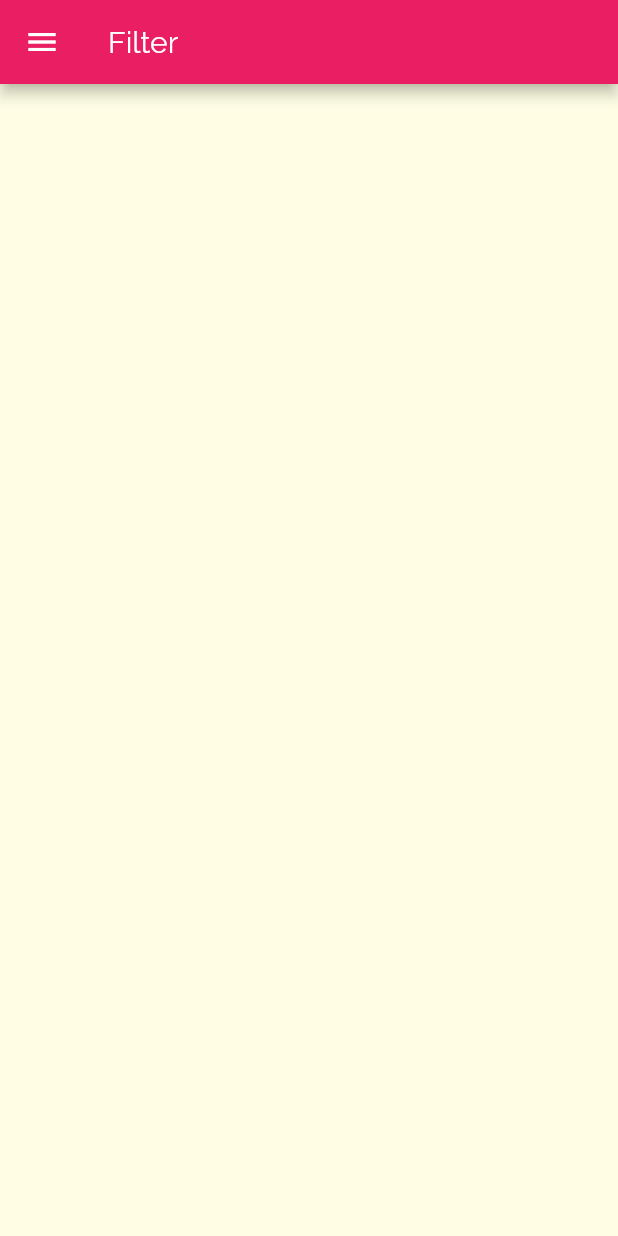
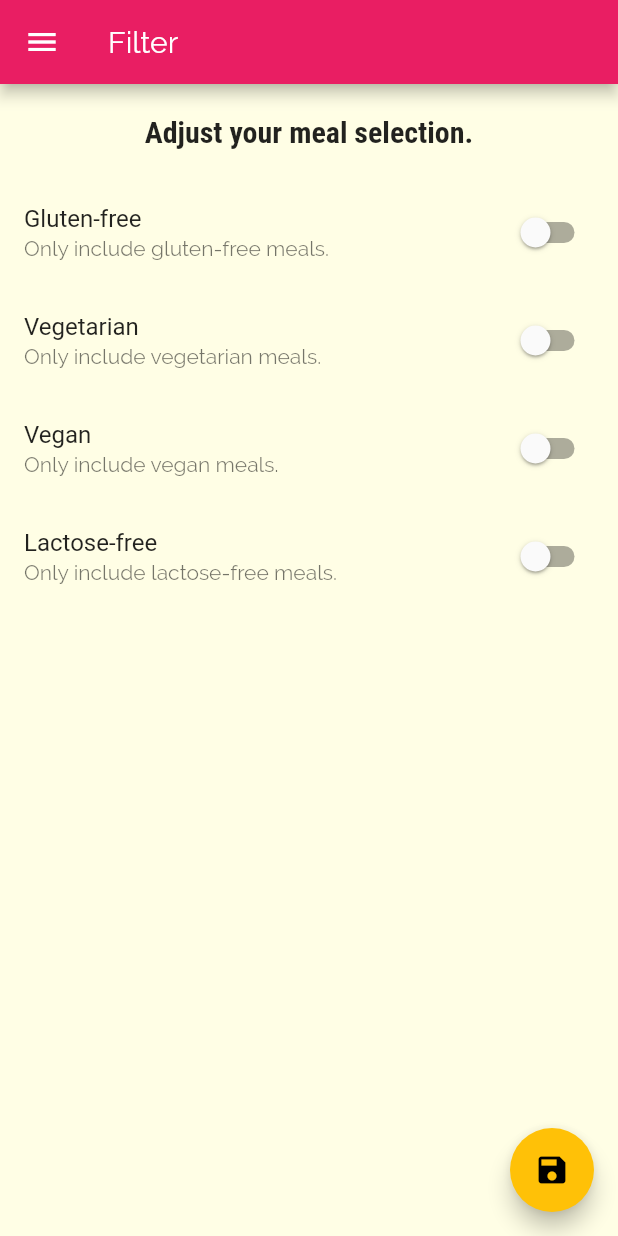
Before and after one commit to JahangirJadi/MealsApp, a Flutter app: the FilterScreen screen opened by its route, on a phone screen of 412 x 824 dp. Run offline on Flutter 3.47's test engine with Material 2 defaults, Android fonts, the phone set to English and light mode, and no system bars.

Commit message:
Filter added

```diff
--- a/lib/main.dart
+++ b/lib/main.dart
@@ -1,25 +1,61 @@
 import 'package:flutter/material.dart';
+import 'package:flutter_meal_app/dummy_data.dart';
+import 'package:flutter_meal_app/models/meal.dart';
 import 'package:flutter_meal_app/screens/category_meals.dart';
 import 'package:flutter_meal_app/screens/filter_screen.dart';
 import 'package:flutter_meal_app/screens/meal_detail_screen.dart';
 import 'package:flutter_meal_app/screens/tab_screen.dart';
 
-import 'screens/categories_screen.dart';
 
 void main() {
   runApp(MyApp());
 }
 
-class MyApp extends StatelessWidget {
-  const MyApp({Key? key}) : super(key: key);
+class MyApp extends StatefulWidget {
+  @override
+  _MyAppState createState() => _MyAppState();
+}
+
+class _MyAppState extends State<MyApp> {
+
+  List<Meal> _availableMeals = DUMMY_MEALS;
+
+
+  Map<String, bool> _filters = {
+    'gluten': false,
+    'lactose': false,
+    'vegan': false,
+    'vegetarian': false,
+  };
+
+  void _setFilters(Map<String, bool> filterData) {
+    setState(() {
+      _filters = filterData;
+      _availableMeals = DUMMY_MEALS.where((meal) {
+if(_filters['gluten'] as bool && !meal.isGlutenFree){
+  return false;
+}
+if(_filters['lactose'] as bool && !meal.isLactoseFree){
+  return false;
+}
+if(_filters['vegan'] as bool && !meal.isVegan){
+  return false;
+}
+if(_filters['vegetarian'] as bool && !meal.isVegetarian){
+  return false;
+}
+return true;
+      }).toList();
+    });
+  }
 
   @override
   Widget build(BuildContext context) {
     return MaterialApp(
       routes: {
         '/': (ctx) => TabsScreen(),
-        CategoryMeals.routeName: (ctx) => CategoryMeals(),
-        FilterScreen.routeName: (ctx) => FilterScreen(),
+        CategoryMeals.routeName: (ctx) => CategoryMeals(_availableMeals),
+        FilterScreen.routeName: (ctx) => FilterScreen(_setFilters),
         MealDetailScreen.routeName: (ctx) => MealDetailScreen(),
       },
       title: 'DeliMeals',
@@ -41,8 +77,6 @@ class MyApp extends StatelessWidget {
 }
 
 class HomePage extends StatefulWidget {
-  const HomePage({Key? key}) : super(key: key);
-
   @override
   _HomePageState createState() => _HomePageState();
 }
--- a/lib/screens/category_meals.dart
+++ b/lib/screens/category_meals.dart
@@ -5,6 +5,10 @@ import 'package:flutter_meal_app/widgets/meal_item.dart';
 
 class CategoryMeals extends StatefulWidget {
   static const routeName = '/category-meals';
+
+  final List<Meal> availableMeals;
+
+  CategoryMeals(this.availableMeals);
 
   @override
   _CategoryMealsState createState() => _CategoryMealsState();
@@ -21,7 +25,7 @@ class _CategoryMealsState extends State<CategoryMeals> {
         ModalRoute.of(context)!.settings.arguments as Map<String, String>;
     categoryTitle = routeArgs['title'] as String;
     final categoryId = routeArgs['id'] as String;
-    displayedMeals = DUMMY_MEALS.where((meal) {
+    displayedMeals = widget.availableMeals.where((meal) {
       return meal.categories.contains(categoryId);
     }).toList();
     super.didChangeDependencies();
--- a/lib/screens/favorites_screen.dart
+++ b/lib/screens/favorites_screen.dart
@@ -2,7 +2,7 @@ import 'package:flutter/material.dart';
 import '/widgets/main_drawer.dart';
 
 class Favorites extends StatelessWidget {
-  const Favorites({Key? key}) : super(key: key);
+
 
   @override
   Widget build(BuildContext context) {
--- a/lib/screens/filter_screen.dart
+++ b/lib/screens/filter_screen.dart
@@ -1,16 +1,116 @@
+
+
 import 'package:flutter/material.dart';
 import 'package:flutter_meal_app/widgets/main_drawer.dart';
 
-class FilterScreen extends StatelessWidget {
+class FilterScreen extends StatefulWidget {
   static const routeName = '/filter';
+  final Function saveFilters;
+
+
+  FilterScreen(this.saveFilters);
+
+  @override
+  _FilterScreenState createState() => _FilterScreenState();
+}
+
+class _FilterScreenState extends State<FilterScreen> {
+  var _glutenFree = false;
+  var _vegetarian = false;
+  var _vegan = false;
+  var _lactoseFree = false;
+
+  Widget _buildSwitchListTile(
+    String title,
+    String subTitle,
+    bool state,
+    Function(bool) updateValue,
+  ) {
+    return SwitchListTile(
+      title: Text(title),
+      value: state,
+      subtitle: Text(subTitle),
+      onChanged:
+        updateValue
+      ,
+    );
+  }
 
   @override
   Widget build(BuildContext context) {
     return Scaffold(
+      floatingActionButton: FloatingActionButton(
+        onPressed: (){
+          final selectedFilters = {
+            'gluten': _glutenFree,
+            'lactose': _lactoseFree,
+            'vegan': _vegan,
+            'vegetarian': _vegetarian,
+          };
+          widget.saveFilters(selectedFilters);
+        },
+        child: Icon(Icons.save),
+      ),
       drawer: MainDrawer(),
       appBar: AppBar(
         title: Text('Filter'),
       ),
+      body: Column(
+        children: [
+          Container(
+            padding: EdgeInsets.all(20),
+            child: Text(
+              'Adjust your meal selection.',
+              style: Theme.of(context).textTheme.title,
+            ),
+          ),
+          Expanded(
+              child: ListView(
+            children: [
+              _buildSwitchListTile(
+                'Gluten-free',
+                'Only include gluten-free meals.',
+                _glutenFree,
+                (newValue) {
+                  setState(() {
+                    _glutenFree = newValue;
+                  });
+                },
+              ),
+              _buildSwitchListTile(
+                'Vegetarian',
+                'Only include vegetarian meals.',
+                _vegetarian,
+                (newValue) {
+                  setState(() {
+                    _vegetarian = newValue;
+                  });
+                },
+              ),
+              _buildSwitchListTile(
+                'Vegan',
+                'Only include vegan meals.',
+                _vegan,
+                (newValue) {
+                  setState(() {
+                    _vegan = newValue;
+                  });
+                },
+              ),
+              _buildSwitchListTile(
+                'Lactose-free',
+                'Only include lactose-free meals.',
+                _lactoseFree,
+                (newValue) {
+                  setState(() {
+                    _lactoseFree = newValue;
+                  });
+                },
+              ),
+            ],
+          ))
+        ],
+      ),
     );
   }
 }
--- a/lib/screens/tab_screen.dart
+++ b/lib/screens/tab_screen.dart
@@ -4,7 +4,6 @@ import 'package:flutter_meal_app/screens/favorites_screen.dart';
 import 'package:flutter_meal_app/widgets/main_drawer.dart';
 
 class TabsScreen extends StatefulWidget {
-  const TabsScreen({Key? key}) : super(key: key);
 
   @override
   _TabsScreenState createState() => _TabsScreenState();
--- a/pubspec.yaml
+++ b/pubspec.yaml
@@ -18,6 +18,7 @@ publish_to: 'none' # Remove this line if you wish to publish to pub.dev
 version: 1.0.0+1
 
 environment:
+#  sdk: ">=2.12.0 <3.0.0" some features are updated
   sdk: ">=2.12.0 <3.0.0"
 
 dependencies:
```
